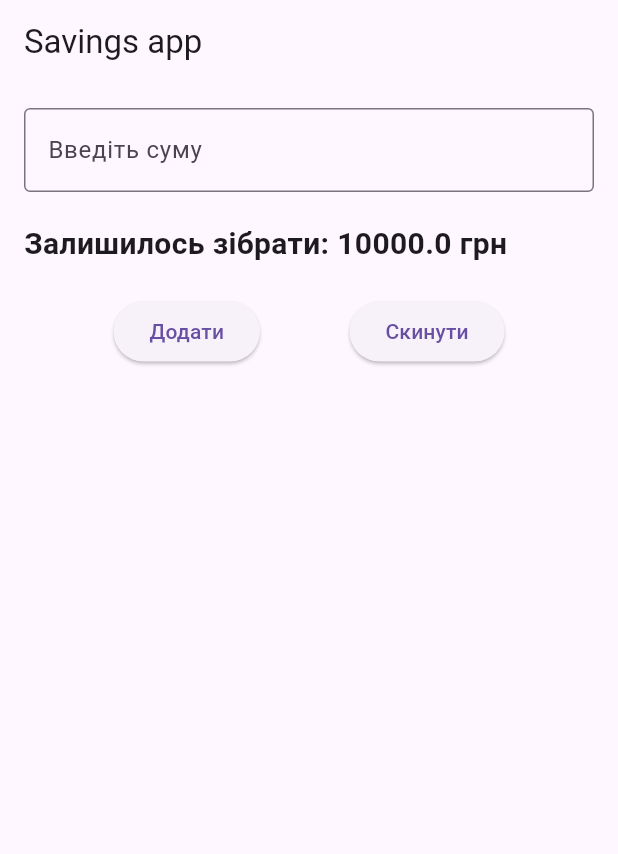
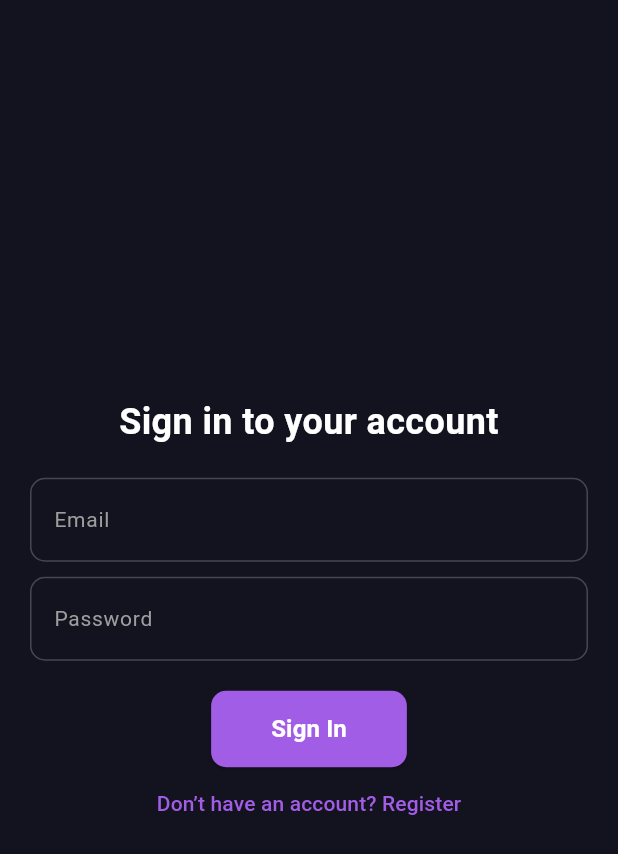
Before and after one commit to sand0rka/flutter_labs, a Flutter app: the screen it shows after launch, on a phone screen of 412 x 824 dp. Shown: the top 854 px of the screen. Run offline on Flutter 3.47's test engine with Material 3 defaults, Android fonts, the phone set to English and light mode, and no system bars.

Commit message:
add second lab

```diff
--- /dev/null
+++ b/lib/components/app_colors.dart
@@ -0,0 +1,7 @@
+import 'package:flutter/material.dart';
+
+class AppColors {
+  static const primary = Color(0xFFA25DE6);
+  static const background = Color(0xFF13121F);
+  static const secondary = Color(0xFF5D467D);
+}
--- /dev/null
+++ b/lib/components/app_text_styles.dart
@@ -0,0 +1,25 @@
+import 'package:flutter/material.dart';
+
+class AppTextStyles {
+  static const TextStyle title = TextStyle(
+    fontSize: 24,
+    fontWeight: FontWeight.bold,
+    color: Colors.white,
+  );
+
+  static const TextStyle textField = TextStyle(
+    fontSize: 16,
+    color: Colors.white,
+  );
+
+  static const TextStyle label = TextStyle(
+    fontSize: 14,
+    color: Colors.grey,
+  );
+
+  static const TextStyle button = TextStyle(
+    fontSize: 16,
+    fontWeight: FontWeight.bold,
+    color: Colors.white,
+  );
+}
--- /dev/null
+++ b/lib/components/custom_text_field.dart
@@ -0,0 +1,32 @@
+import 'package:flutter/material.dart';
+import 'package:mobile/components/app_colors.dart';
+import 'package:mobile/components/app_text_styles.dart';
+
+
+class CustomTextField extends StatelessWidget {
+  final TextEditingController controller;
+  final String labelText;
+
+  const CustomTextField({
+    required this.controller,
+    required this.labelText,
+    super.key,
+  });
+
+  @override
+  Widget build(BuildContext context) {
+    return TextField(
+      controller: controller,
+      style: AppTextStyles.textField,
+      decoration: InputDecoration(
+        labelText: labelText,
+        labelStyle: AppTextStyles.label,
+        filled: true,
+        fillColor: AppColors.background,
+        border: OutlineInputBorder(
+          borderRadius: BorderRadius.circular(10),
+        ),
+      ),
+    );
+  }
+}
--- a/lib/main.dart
+++ b/lib/main.dart
@@ -1,115 +1,22 @@
 import 'package:flutter/material.dart';
+import 'package:mobile/pages/home_page.dart';
+import 'package:mobile/pages/login_page.dart';
+import 'package:mobile/pages/profile_page.dart';
+import 'package:mobile/pages/registration_page.dart';
+
+
 
 void main() {
-  runApp(const SavingsApp());
+  runApp(MaterialApp(
+    theme: ThemeData(primaryColor: Colors.blueAccent),
+    debugShowCheckedModeBanner: false,
+    initialRoute: '/login',
+    routes: {
+      '/login': (context) => const LoginPage(),
+      '/registration': (context) => const RegistrationPage(),
+      '/home': (context) => const HomePage(),
+      '/profile': (context) => const ProfilePage(),
+    },
+  ),
+  );
 }
-
-class SavingsApp extends StatefulWidget {
-  const SavingsApp({super.key});
-
-  @override
-  State<SavingsApp> createState() => SavingsAppState();
-}
-
-class SavingsAppState extends State<SavingsApp> {
-  final TextEditingController controller = TextEditingController();
-  static const double goal = 10000;
-  double remaining = goal;
-  final List<String> transactions = [];
-
-  void _addMoney() {
-    final String input = controller.text.trim();
-    final double? amount = double.tryParse(input);
-
-    setState(() {
-      if (amount != null && amount > 0) {
-        remaining = (remaining - amount).clamp(0, goal);
-        transactions.insert(0, 'Додано: $amount грн');
-        if (remaining == 0) {
-          transactions.insert(0, '🎉 Збір успішно завершено! 🎉');
-        }
-      } else {
-        transactions.insert(0, '⚠ Некоректне значення: "$input"');
-      }
-    });
-
-    controller.clear();
-  }
-
-  void _reset() {
-    setState(() {
-      remaining = goal;
-      transactions.clear();
-    });
-  }
-
-  @override
-  Widget build(BuildContext context) {
-    return MaterialApp(
-      theme: ThemeData(primarySwatch: Colors.blue),
-      home: Scaffold(
-        appBar: AppBar(title: const Text('Savings app')),
-        body: Padding(
-          padding: const EdgeInsets.all(16),
-          child: Column(
-            crossAxisAlignment: CrossAxisAlignment.stretch,
-            children: [
-              TextField(
-                controller: controller,
-                decoration: const InputDecoration(
-                  hintText: 'Введіть суму',
-                  border: OutlineInputBorder(),
-                ),
-                keyboardType: TextInputType.number,
-                onSubmitted: (_) => _addMoney(),
-              ),
-              const SizedBox(height: 20),
-              Text(
-                'Залишилось зібрати: $remaining грн',
-                style: const TextStyle(
-                  fontSize: 20,
-                  fontWeight: FontWeight.bold,
-                ),
-              ),
-              const SizedBox(height: 20),
-              Row(
-                mainAxisAlignment: MainAxisAlignment.spaceEvenly,
-                children: [
-                  ElevatedButton(
-                    onPressed: _addMoney,
-                    child: const Text('Додати'),
-                  ),
-                  ElevatedButton(
-                    onPressed: _reset,
-                    child: const Text('Скинути'),
-                  ),
-                ],
-              ),
-              const SizedBox(height: 20),
-              Expanded(
-                child: ListView.builder(
-                  itemCount: transactions.length,
-                  itemBuilder: (context, index) => Card(
-                    margin: const EdgeInsets.symmetric(vertical: 4),
-                    child: Padding(
-                      padding: const EdgeInsets.all(8),
-                      child: Text(
-                        transactions[index],
-                        style: TextStyle(
-                          fontSize: 16,
-                          color: transactions[index].contains('⚠')
-                              ? Colors.red
-                              : Colors.black,
-                        ),
-                      ),
-                    ),
-                  ),
-                ),
-              ),
-            ],
-          ),
-        ),
-      ),
-    );
-  }
-}
--- /dev/null
+++ b/lib/pages/login_page.dart
@@ -0,0 +1,83 @@
+import 'package:flutter/material.dart';
+import 'package:mobile/components/app_colors.dart';
+import 'package:mobile/components/app_text_styles.dart';
+import 'package:mobile/components/custom_text_field.dart';
+
+class LoginPage extends StatefulWidget {
+  const LoginPage({super.key});
+
+  @override
+  LoginPageState createState() => LoginPageState();
+}
+
+class LoginPageState extends State<LoginPage> {
+  final TextEditingController _emailController = TextEditingController();
+  final TextEditingController _passwordController = TextEditingController();
+
+  @override
+  Widget build(BuildContext context) {
+    final size = MediaQuery.of(context).size;
+    final isTablet = size.width > 600;
+
+    return Scaffold(
+      backgroundColor: AppColors.background,
+      body: Center(
+        child: Padding(
+          padding: EdgeInsets.symmetric(
+            horizontal: isTablet ? size.width * 0.2 : 20,
+            vertical: 20,
+          ),
+          child: Column(
+            mainAxisSize: MainAxisSize.min,
+            children: [
+              const Text(
+                'Sign in to your account',
+                textAlign: TextAlign.center,
+                style: AppTextStyles.title,
+              ),
+              const SizedBox(height: 20),
+              CustomTextField(
+                controller: _emailController,
+                labelText: 'Email',
+              ),
+              const SizedBox(height: 10),
+              CustomTextField(
+                controller: _passwordController,
+                labelText: 'Password',
+              ),
+              const SizedBox(height: 20),
+              ElevatedButton(
+                onPressed: () {
+                  Navigator.pushNamed(context, '/home');
+                },
+                style: ElevatedButton.styleFrom(
+                  backgroundColor: AppColors.primary,
+                  padding: EdgeInsets.symmetric(
+                    vertical: 14,
+                    horizontal: isTablet ? 60 : 40,
+                  ),
+                  shape: RoundedRectangleBorder(
+                    borderRadius: BorderRadius.circular(10),
+                  ),
+                ),
+                child: const Text(
+                  'Sign In',
+                  style: AppTextStyles.button,
+                ),
+              ),
+              TextButton(
+                onPressed: () {
+                  Navigator.pushNamed(context, '/registration');
+                },
+                child: const Text(
+                  'Don’t have an account? Register',
+                  style: TextStyle(color: AppColors.primary),
+                ),
+              ),
+            ],
+          ),
+        ),
+      ),
+    );
+  }
+}
```
Also changed, not shown: lib/components/device_card.dart (added, +84 -0 lines), lib/components/navigation.dart (added, +35 -0 lines), lib/pages/home_page.dart (added, +36 -0 lines), lib/pages/profile_page.dart (added, +65 -0 lines), lib/pages/registration_page.dart (added, +90 -0 lines), 1 other file.
